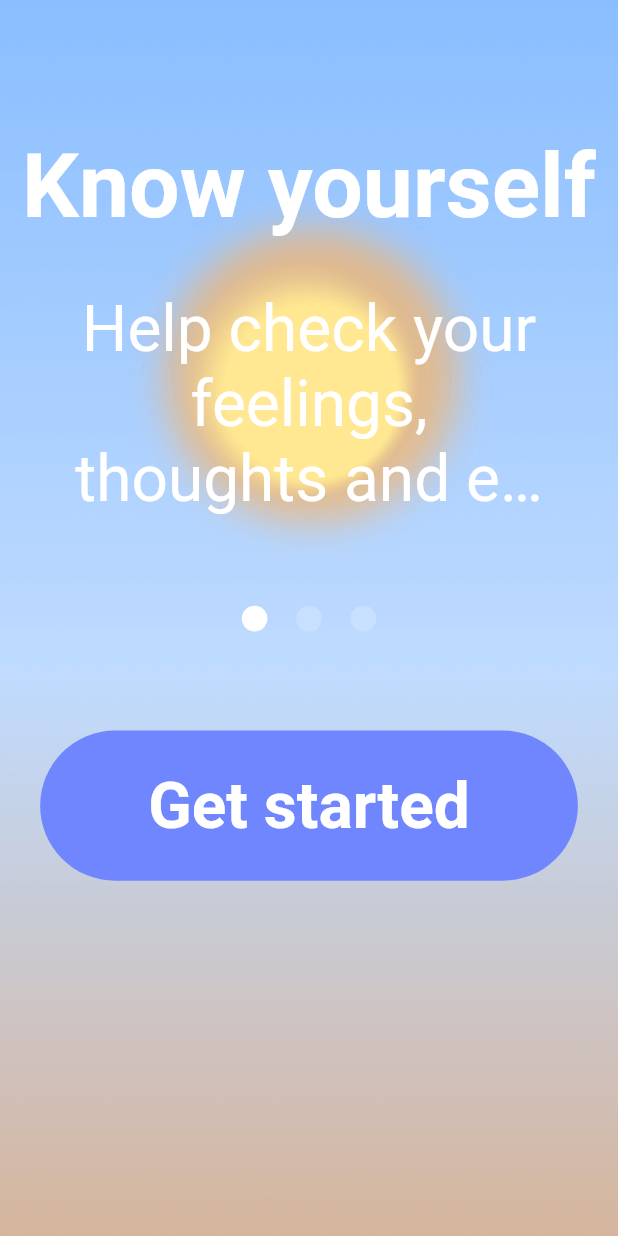
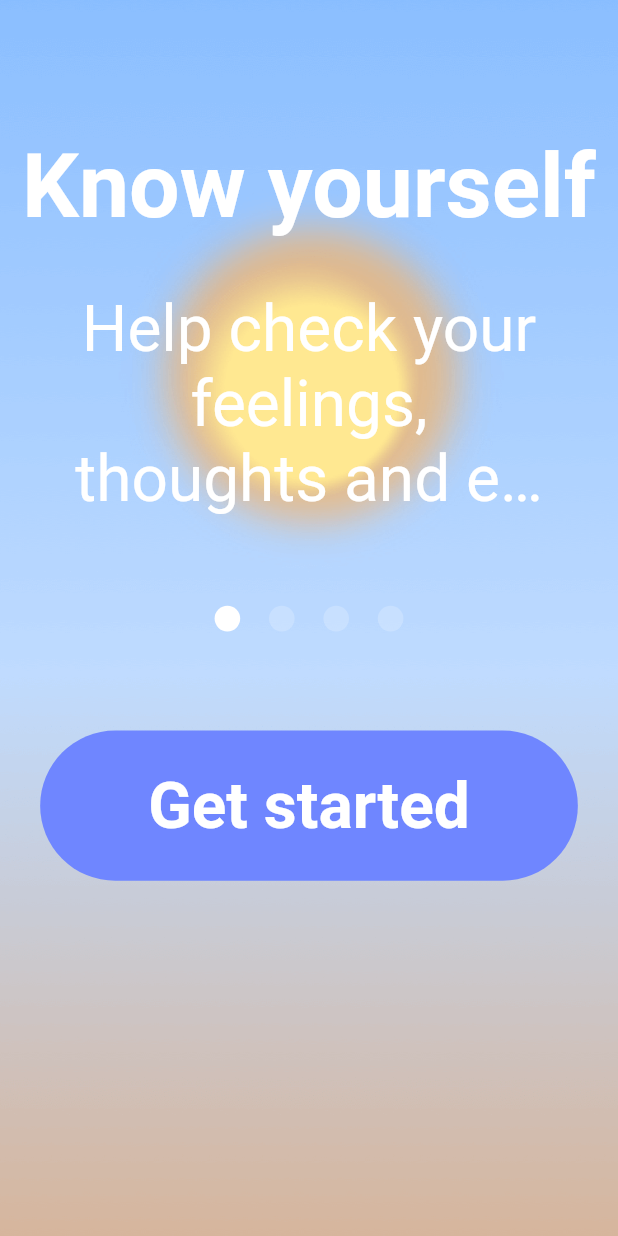
Before and after one commit to qianyukun/Xhealth, a Flutter app: the screen it shows after launch, on a phone screen of 412 x 824 dp. Run offline on Flutter 3.47's test engine with Material 2 defaults, Android fonts, the phone set to English and light mode, and no system bars; drawn by our look-alikes of smooth_page_indicator; our stand-ins replace firebase_analytics, firebase_core, just_audio, moor, rxdart, shared_preferences and 1 more; missing offline and left inert: audio_session, firebase_analytics_web, firebase_core_web, just_audio_web, shared_preferences_web; accounts and stored records are empty; generated files the repository leaves out were written again.

Commit message:
[feat]增加feedback和引导

```diff
--- a/lib/generated_plugin_registrant.dart
+++ b/lib/generated_plugin_registrant.dart
@@ -9,6 +9,7 @@ import 'package:firebase_analytics_web/firebase_analytics_web.dart';
 import 'package:firebase_core_web/firebase_core_web.dart';
 import 'package:just_audio_web/just_audio_web.dart';
 import 'package:shared_preferences_web/shared_preferences_web.dart';
+import 'package:url_launcher_web/url_launcher_web.dart';
 
 import 'package:flutter_web_plugins/flutter_web_plugins.dart';
 
@@ -19,5 +20,6 @@ void registerPlugins(Registrar registrar) {
   FirebaseCoreWeb.registerWith(registrar);
   JustAudioPlugin.registerWith(registrar);
   SharedPreferencesPlugin.registerWith(registrar);
+  UrlLauncherPlugin.registerWith(registrar);
   registrar.registerMessageHandler();
 }
--- a/lib/routes/SplashRoute.dart
+++ b/lib/routes/SplashRoute.dart
@@ -42,7 +42,7 @@ class _SplashRouteState extends State<SplashRoute> {
     Navigator.of(context).pop();
     Navigator.of(context).push(PageRouteBuilder(pageBuilder:
         (BuildContext context, Animation animation,
-        Animation secondaryAnimation) {
+            Animation secondaryAnimation) {
       return GuideRoute();
     }));
     _timer.cancel();
@@ -53,7 +53,7 @@ class _SplashRouteState extends State<SplashRoute> {
     Navigator.of(context).pop();
     Navigator.of(context).push(PageRouteBuilder(pageBuilder:
         (BuildContext context, Animation animation,
-        Animation secondaryAnimation) {
+            Animation secondaryAnimation) {
       return HomeRoute();
     }));
     _timer.cancel();
--- a/lib/routes/breath/BreatheFeelingUtil.dart
+++ b/lib/routes/breath/BreatheFeelingUtil.dart
@@ -19,7 +19,7 @@ class BreatheFeelingUtil {
       _feelings = [
         BreatheFeeling(1, "Better"),
         BreatheFeeling(2, "Same as before"),
-        BreatheFeeling(3, "Worse than before"),
+        BreatheFeeling(3, "Worse"),
       ];
     }
     return _feelings;
--- a/lib/routes/guide/GuideRoute.dart
+++ b/lib/routes/guide/GuideRoute.dart
@@ -47,21 +47,24 @@ class _GuideRouteState extends State<GuideRoute> {
               controller: _pageBgController,
               itemBuilder: (context, index) {
                 var bgCurrentLeftPageIndex = topPageOffset.floor();
-                bgCurrentPageOffsetPercent = topPageOffset - bgCurrentLeftPageIndex;
+                bgCurrentPageOffsetPercent =
+                    topPageOffset - bgCurrentLeftPageIndex;
                 return Transform.translate(
                   offset: Offset((topPageOffset - index) * screenWidth, 0),
                   child: Opacity(
                     opacity: bgCurrentLeftPageIndex == index
                         ? 1 - bgCurrentPageOffsetPercent
                         : bgCurrentPageOffsetPercent,
-                    child: Container(
-                      child: Image.asset(bannerData[index].bannerUrl,
-                          fit: BoxFit.cover),
-                    ),
+                    child: index == bannerData.length
+                        ? _buildFeedbackGuide()
+                        : Container(
+                            child: Image.asset(bannerData[index].bannerUrl,
+                                fit: BoxFit.cover),
+                          ),
                   ),
                 );
               },
-              itemCount: bannerData.length,
+              itemCount: bannerData.length + 1,
             ),
           ),
           Container(
@@ -70,7 +73,7 @@ class _GuideRouteState extends State<GuideRoute> {
               itemBuilder: (context, index) {
                 return _buildGuidePage(index);
               },
-              itemCount: bannerData.length,
+              itemCount: bannerData.length + 1,
               controller: _pageController,
             ),
           ),
@@ -102,6 +105,29 @@ class _GuideRouteState extends State<GuideRoute> {
   }
 
   Widget _buildGuidePage(int index) {
+    if (index == 3) {
+      return Container(
+        width: double.infinity,
+        margin: EdgeInsets.only(bottom: 225.pt),
+        child: Column(
+          mainAxisAlignment: MainAxisAlignment.end,
+          children: [
+            Padding(
+              padding: EdgeInsets.symmetric(vertical: 16.pt, horizontal: 26.pt),
+              child: Text(
+                "We are still at an early stage of developing FLOW. Your feedback is greatly appreciated and very important to us. Free feel to try it out any time. Also, stay tune for more amazing features.😃",
+                textAlign: TextAlign.center,
+                strutStyle: StrutStyle(leading: 1.4),
+                style: TextStyle(
+                    color: Color(0xFF999999),
+                    fontSize: 16.pt,
+                    fontWeight: FontWeight.w400),
+              ),
+            )
+          ],
+        ),
+      );
+    }
     return Container(
       width: double.infinity,
       margin: EdgeInsets.only(bottom: 225.pt),
@@ -152,7 +178,7 @@ class _GuideRouteState extends State<GuideRoute> {
               padding: EdgeInsets.only(bottom: 31.pt),
               child: SmoothPageIndicator(
                 controller: _pageController,
-                count: bannerData.length,
+                count: bannerData.length + 1,
                 effect: SwapEffect(
                     dotColor: Colors.white.withOpacity(0.2),
                     activeDotColor: Colors.white,
@@ -168,7 +194,8 @@ class _GuideRouteState extends State<GuideRoute> {
                       MaterialStateProperty.all(Color(0xFF6F86FF))),
               onPressed: onNext,
               child: Padding(
-                padding: EdgeInsets.symmetric(horizontal: 30.pt, vertical: 8.pt),
+                padding:
+                    EdgeInsets.symmetric(horizontal: 30.pt, vertical: 8.pt),
                 child: Text(
                   "Get started",
                   style: TextStyle(
@@ -199,4 +226,33 @@ class _GuideRouteState extends State<GuideRoute> {
       return SelfAssessmentRoute();
     }));
   }
+
+  _buildFeedbackGuide() {
+    return Container(
+        decoration: BoxDecoration(
+            image: DecorationImage(
+                image: AssetImage("imgs/splash/bg_splash.jpg"),
+                fit: BoxFit.cover)),
+        child: Column(
+          children: [
+            Expanded(
+              child: Container(
+                alignment: Alignment.center,
+                child: ClipRRect(
+                    borderRadius: BorderRadius.circular(16.pt),
+                    child: Image.asset(
+                      "imgs/appicon/ic_launcher_512x512.png",
+                      height: 90.pt,
+                      width: 90.pt,
+                    )),
+              ),
+              flex: 8,
+            ),
+            Expanded(
+              child: Container(),
+              flex: 5,
+            )
+          ],
+        ));
+  }
 }
--- a/pubspec.yaml
+++ b/pubspec.yaml
@@ -15,7 +15,7 @@ publish_to: 'none' # Remove this line if you wish to publish to pub.dev
 # In iOS, build-name is used as CFBundleShortVersionString while build-number used as CFBundleVersion.
 # Read more about iOS versioning at
 # https://developer.apple.com/library/archive/documentation/General/Reference/InfoPlistKeyReference/Articles/CoreFoundationKeys.html
-version: 1.0.1+2
+version: 1.0.2+3
 
 environment:
   sdk: ">=2.11.0 <3.0.0"
@@ -54,6 +54,7 @@ dependencies:
   flutter_launcher_icons: ^0.9.0
 
 #  scratcher: "^2.0.0"
+  url_launcher: ^6.0.3
 
   flutter_localizations:
     sdk: flutter
@@ -150,6 +151,7 @@ flutter:
       - imgs/home/ic_breath.png
       - imgs/home/item_breath.png
       - imgs/home/card_icon_face.png
+      - imgs/home/ic_feedback.png
 
       - imgs/sound/backgroud_sounds_1.jpg
       - imgs/sound/backgroud_sounds_2.jpg
```
Also changed, not shown: lib/routes/HomeRoute.dart (+54 -3 lines), imgs/home/2.0x/ic_feedback.png (added), imgs/home/3.0x/ic_feedback.png (added), imgs/home/ic_feedback.png (added), 2 other files.
